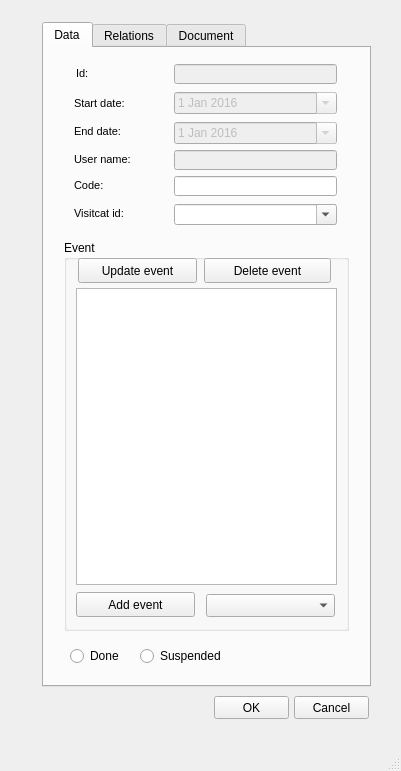
First picture: the form in ui/add_visit.ui, repository Giswater/giswater_qgis_plugin, before the edit.
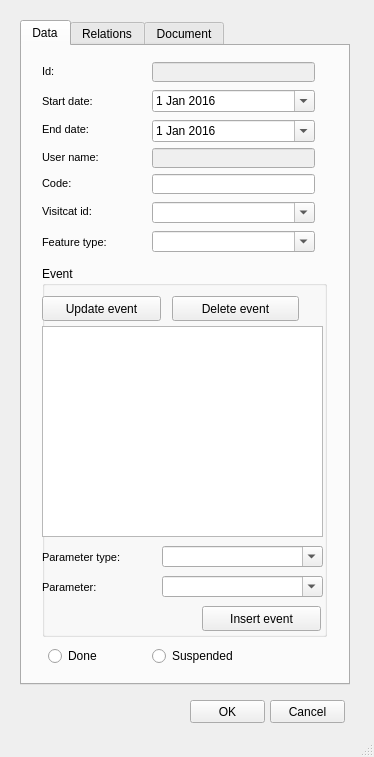
Second picture: the form after the edit. Icons and pictures are not drawn.

What changed in the file:
```diff
--- a/ui/add_visit.ui
+++ b/ui/add_visit.ui
@@ -6,8 +6,8 @@
    <rect>
     <x>0</x>
     <y>0</y>
-    <width>401</width>
-    <height>771</height>
+    <width>374</width>
+    <height>757</height>
    </rect>
   </property>
   <property name="windowTitle">
@@ -17,8 +17,8 @@
    <widget class="QPushButton" name="pushButton_2">
     <property name="geometry">
      <rect>
-      <x>214</x>
-      <y>696</y>
+      <x>190</x>
+      <y>700</y>
       <width>75</width>
       <height>23</height>
      </rect>
@@ -30,8 +30,8 @@
    <widget class="QPushButton" name="pushButton_3">
     <property name="geometry">
      <rect>
-      <x>294</x>
-      <y>696</y>
+      <x>270</x>
+      <y>700</y>
       <width>75</width>
       <height>23</height>
      </rect>
@@ -43,9 +43,9 @@
    <widget class="QTabWidget" name="tabWidget">
     <property name="geometry">
      <rect>
-      <x>42</x>
-      <y>22</y>
-      <width>329</width>
+      <x>20</x>
+      <y>20</y>
+      <width>330</width>
       <height>665</height>
      </rect>
     </property>
@@ -75,7 +75,7 @@
      <widget class="QLabel" name="label_node_type_3">
       <property name="geometry">
        <rect>
-        <x>30</x>
+        <x>20</x>
         <y>44</y>
         <width>77</width>
         <height>22</height>
@@ -110,7 +110,7 @@
        <number>3</number>
       </property>
      </widget>
-     <widget class="QComboBox" name="workcat_id">
+     <widget class="QComboBox" name="visitcat_id">
       <property name="geometry">
        <rect>
         <x>130</x>
@@ -141,7 +141,7 @@
      </widget>
      <widget class="QDateEdit" name="date_event_from_2">
       <property name="enabled">
-       <bool>false</bool>
+       <bool>true</bool>
       </property>
       <property name="geometry">
        <rect>
@@ -165,7 +165,7 @@
      <widget class="QLabel" name="label_flexunion_code_4">
       <property name="geometry">
        <rect>
-        <x>30</x>
+        <x>20</x>
         <y>154</y>
         <width>67</width>
         <height>22</height>
@@ -218,9 +218,9 @@
       <property name="geometry">
        <rect>
         <x>20</x>
-        <y>192</y>
+        <y>220</y>
         <width>285</width>
-        <height>391</height>
+        <height>371</height>
        </rect>
       </property>
       <property name="title">
@@ -229,8 +229,8 @@
       <widget class="QPushButton" name="pushButton_7">
        <property name="geometry">
         <rect>
-         <x>140</x>
-         <y>18</y>
+         <x>130</x>
+         <y>30</y>
          <width>127</width>
          <height>25</height>
         </rect>
@@ -242,10 +242,10 @@
       <widget class="QTableView" name="tbl_element_2">
        <property name="geometry">
         <rect>
-         <x>12</x>
-         <y>48</y>
-         <width>261</width>
-         <height>297</height>
+         <x>0</x>
+         <y>60</y>
+         <width>281</width>
+         <height>211</height>
         </rect>
        </property>
        <property name="sortingEnabled">
@@ -255,8 +255,8 @@
       <widget class="QPushButton" name="pushButton_6">
        <property name="geometry">
         <rect>
-         <x>14</x>
-         <y>18</y>
+         <x>0</x>
+         <y>30</y>
          <width>119</width>
          <height>25</height>
         </rect>
@@ -265,35 +265,123 @@
         <string>Update event</string>
        </property>
       </widget>
-      <widget class="QComboBox" name="visitcat_id">
+      <widget class="QComboBox" name="parameter_id">
        <property name="geometry">
         <rect>
-         <x>142</x>
-         <y>354</y>
-         <width>129</width>
-         <height>23</height>
+         <x>120</x>
+         <y>310</y>
+         <width>161</width>
+         <height>21</height>
         </rect>
        </property>
+       <property name="editable">
+        <bool>true</bool>
+       </property>
       </widget>
-      <widget class="QPushButton" name="pushButton_14">
+      <widget class="QComboBox" name="parameter_type_id">
        <property name="geometry">
         <rect>
-         <x>12</x>
-         <y>352</y>
+         <x>120</x>
+         <y>280</y>
+         <width>161</width>
+         <height>21</height>
+        </rect>
+       </property>
+       <property name="editable">
+        <bool>true</bool>
+       </property>
+      </widget>
+      <widget class="QLabel" name="label_flexunion_code_6">
+       <property name="geometry">
+        <rect>
+         <x>0</x>
+         <y>280</y>
+         <width>111</width>
+         <height>22</height>
+        </rect>
+       </property>
+       <property name="font">
+        <font>
+         <pointsize>8</pointsize>
+        </font>
+       </property>
+       <property name="frameShape">
+        <enum>QFrame::NoFrame</enum>
+       </property>
+       <property name="frameShadow">
+        <enum>QFrame::Plain</enum>
+       </property>
+       <property name="text">
+        <string>Parameter type:</string>
+       </property>
+       <property name="textFormat">
+        <enum>Qt::AutoText</enum>
+       </property>
+       <property name="scaledContents">
+        <bool>false</bool>
+       </property>
+       <property name="alignment">
+        <set>Qt::AlignLeading|Qt::AlignLeft|Qt::AlignVCenter</set>
+       </property>
+       <property name="margin">
+        <number>3</number>
+       </property>
+      </widget>
+      <widget class="QLabel" name="label_flexunion_code_7">
+       <property name="geometry">
+        <rect>
+         <x>0</x>
+         <y>310</y>
+         <width>111</width>
+         <height>22</height>
+        </rect>
+       </property>
+       <property name="font">
+        <font>
+         <pointsize>8</pointsize>
+        </font>
+       </property>
+       <property name="frameShape">
+        <enum>QFrame::NoFrame</enum>
+       </property>
+       <property name="frameShadow">
+        <enum>QFrame::Plain</enum>
+       </property>
+       <property name="text">
+        <string>Parameter:</string>
+       </property>
+       <property name="textFormat">
+        <enum>Qt::AutoText</enum>
+       </property>
+       <property name="scaledContents">
+        <bool>false</bool>
+       </property>
+       <property name="alignment">
+        <set>Qt::AlignLeading|Qt::AlignLeft|Qt::AlignVCenter</set>
+       </property>
+       <property name="margin">
+        <number>3</number>
+       </property>
+      </widget>
+      <widget class="QPushButton" name="btn_event_insert">
+       <property name="geometry">
+        <rect>
+         <x>160</x>
+         <y>340</y>
          <width>119</width>
          <height>25</height>
         </rect>
        </property>
        <property name="text">
-        <string>Add event</string>
+        <string>Insert event</string>
        </property>
       </widget>
      </widget>
      <widget class="QRadioButton" name="radioButton_2">
       <property name="geometry">
        <rect>
-        <x>96</x>
-        <y>598</y>
+        <x>130</x>
+        <y>600</y>
         <width>105</width>
         <height>20</height>
        </rect>
@@ -304,7 +392,7 @@
      </widget>
      <widget class="QDateEdit" name="date_event_from">
       <property name="enabled">
-       <bool>false</bool>
+       <bool>true</bool>
       </property>
       <property name="geometry">
        <rect>
@@ -328,7 +416,7 @@
      <widget class="QLabel" name="label_node_type_4">
       <property name="geometry">
        <rect>
-        <x>30</x>
+        <x>20</x>
         <y>126</y>
         <width>57</width>
         <height>22</height>
@@ -367,8 +455,8 @@
       <property name="geometry">
        <rect>
         <x>26</x>
-        <y>598</y>
-        <width>59</width>
+        <y>600</y>
+        <width>81</width>
         <height>20</height>
        </rect>
       </property>
@@ -379,7 +467,7 @@
      <widget class="QLabel" name="label_node_type">
       <property name="geometry">
        <rect>
-        <x>32</x>
+        <x>20</x>
         <y>14</y>
         <width>57</width>
         <height>22</height>
@@ -417,7 +505,7 @@
      <widget class="QLabel" name="label_node_type_2">
       <property name="geometry">
        <rect>
-        <x>30</x>
+        <x>20</x>
         <y>72</y>
         <width>63</width>
         <height>22</height>
@@ -455,7 +543,7 @@
      <widget class="QLabel" name="label_node_type_5">
       <property name="geometry">
        <rect>
-        <x>30</x>
+        <x>20</x>
         <y>100</y>
         <width>77</width>
         <height>22</height>
@@ -490,6 +578,55 @@
        <number>3</number>
       </property>
      </widget>
+     <widget class="QComboBox" name="feature_type">
+      <property name="geometry">
+       <rect>
+        <x>130</x>
+        <y>185</y>
+        <width>163</width>
+        <height>21</height>
+       </rect>
+      </property>
+      <property name="editable">
+       <bool>true</bool>
+      </property>
+     </widget>
+     <widget class="QLabel" name="label_flexunion_code_5">
+      <property name="geometry">
+       <rect>
+        <x>20</x>
+        <y>185</y>
+        <width>81</width>
+        <height>22</height>
+       </rect>
+      </property>
+      <property name="font">
+       <font>
+        <pointsize>8</pointsize>
+       </font>
+      </property>
+      <property name="frameShape">
+       <enum>QFrame::NoFrame</enum>
+      </property>
+      <property name="frameShadow">
+       <enum>QFrame::Plain</enum>
+      </property>
+      <property name="text">
+       <string>Feature type:</string>
+      </property>
+      <property name="textFormat">
+       <enum>Qt::AutoText</enum>
+      </property>
+      <property name="scaledContents">
+       <bool>false</bool>
+      </property>
+      <property name="alignment">
+       <set>Qt::AlignLeading|Qt::AlignLeft|Qt::AlignVCenter</set>
+      </property>
+      <property name="margin">
+       <number>3</number>
+      </property>
+     </widget>
     </widget>
     <widget class="QWidget" name="N">
      <attribute name="title">
```
Left out of the diff: 70 changed lines with no effect on the pictures.
